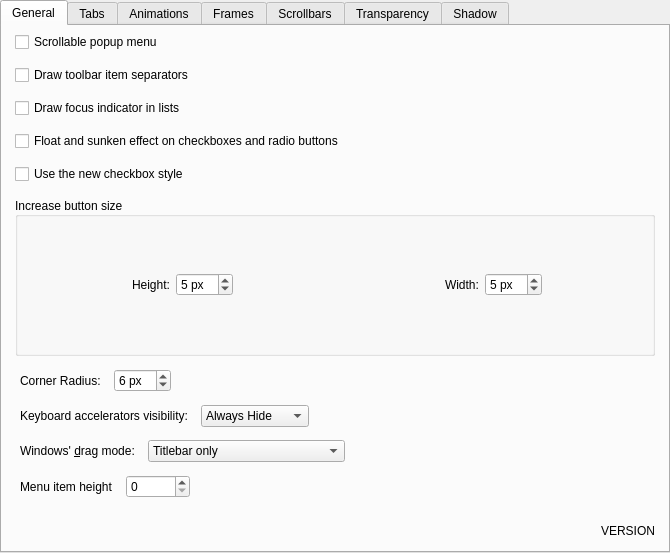
First picture: the form in kstyle/config/ui/darklystyleconfig.ui, repository Bali10050/Darkly, before the edit.
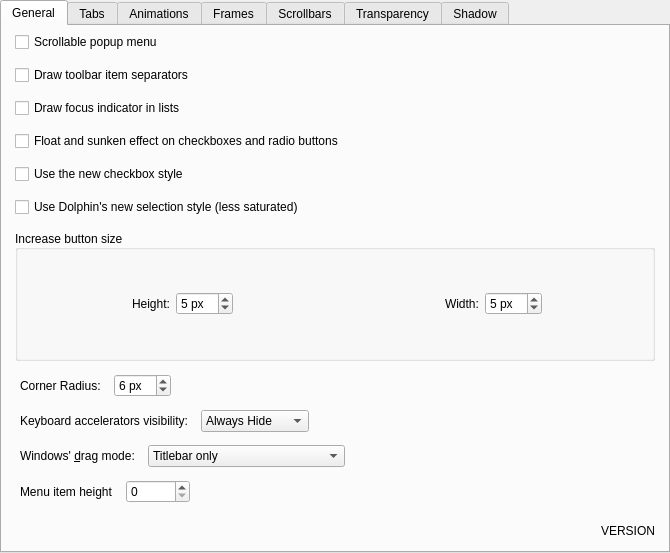
Second picture: the form after the edit. Custom widgets are drawn as their Qt base class.

Commit message:
Added an option for using Dolphin's new file selection style
When activated, this is enabled by telling Dolphin that the name of the application style is "breeze"

What changed in the file:
```diff
--- a/kstyle/config/ui/darklystyleconfig.ui
+++ b/kstyle/config/ui/darklystyleconfig.ui
@@ -89,7 +89,7 @@
          </property>
         </widget>
        </item>
-       <item row="5" column="0" rowspan="6" colspan="2">
+       <item row="6" column="0" rowspan="6" colspan="2">
         <widget class="QGroupBox" name="groupBox">
          <property name="sizePolicy">
           <sizepolicy hsizetype="Expanding" vsizetype="Preferred">
@@ -518,6 +518,13 @@
          </property>
         </widget>
        </item>
+       <item row="5" column="0" colspan="2">
+        <widget class="QCheckBox" name="_newDolphinSelectionStyle">
+         <property name="text">
+          <string>Use Dolphin's new selection style (less saturated)</string>
+         </property>
+        </widget>
+       </item>
       </layout>
      </widget>
      <widget class="QWidget" name="Tabs">
```
The commit also changes 4 other files.
